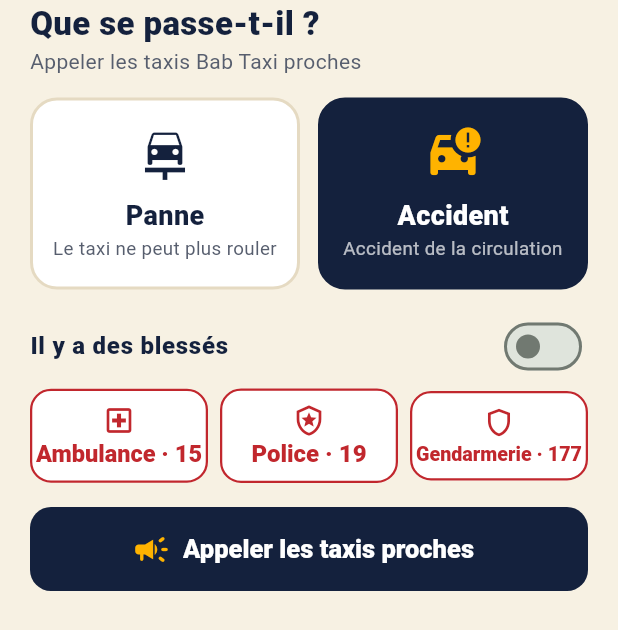
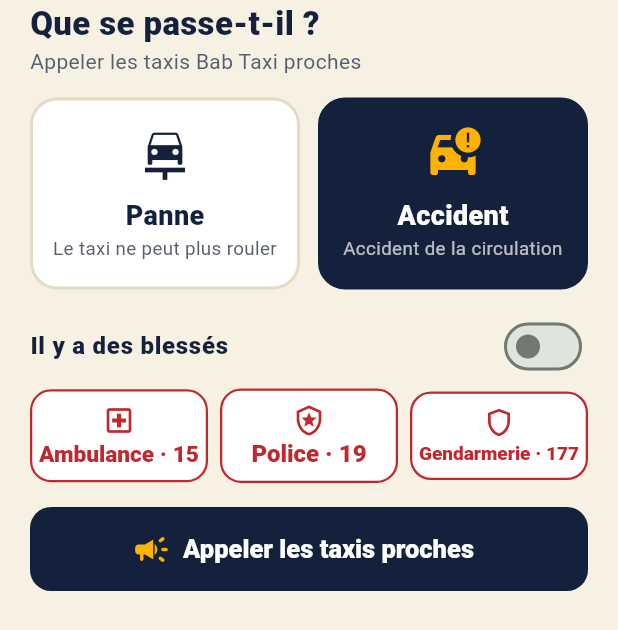
Before and after one commit to Patoch87/taxi-maroc, a Flutter app: the _HelpSheet widget shown alone on an empty page, opened directly with empty values, after a tap on "Accident", on a phone screen of 412 x 824 dp. Shown: the top 630 px of the screen. Run offline on Flutter 3.47's test engine with Material 3 defaults, Android fonts, the phone set to English and light mode, and no system bars; our stand-ins replace audioplayers, camera, flutter_local_notifications, flutter_map, flutter_tts, geolocator and 8 more; missing offline and left inert: google_maps_flutter_android, google_maps_flutter_platform_interface; accounts and stored records are empty; network calls fail.

Commit message:
Panne ou accident : démo robuste sans itinéraire, bouton « Pas possible » lisible
Co-Authored-By: Claude Opus 5.5 <noreply@anthropic.com>
Claude-Session: https://claude.ai/code/session_01BGGWrKKoMgFCrk6qW6RYqU

```diff
--- a/mobile/lib/widgets/roadside_help.dart
+++ b/mobile/lib/widgets/roadside_help.dart
@@ -82,16 +82,20 @@ class _HelpSheetState extends State<_HelpSheet> {
         child: OutlinedButton(
           key: ValueKey('call-$number'),
           style: OutlinedButton.styleFrom(
+            backgroundColor: Colors.white,
             foregroundColor: AppColors.taxiRed,
             side: const BorderSide(color: AppColors.taxiRed, width: 1.5),
-            padding: const EdgeInsets.symmetric(vertical: 10, horizontal: 4),
+            padding: const EdgeInsets.symmetric(vertical: 10, horizontal: 2),
             minimumSize: const Size(0, 56),
           ),
           onPressed: () => _call(number),
           child: Column(mainAxisSize: MainAxisSize.min, children: [
             Icon(icon, size: 22),
             const SizedBox(height: 2),
-            FittedBox(child: Text(s.t(key), style: const TextStyle(fontWeight: FontWeight.w800))),
+            Padding(
+              padding: const EdgeInsets.symmetric(horizontal: 4),
+              child: FittedBox(child: Text(s.t(key), style: const TextStyle(fontWeight: FontWeight.w800))),
+            ),
           ]),
         ),
       );
@@ -353,6 +357,7 @@ class HelpAlertCard extends StatelessWidget {
               child: OutlinedButton(
                 key: const ValueKey('helpDismiss'),
                 style: OutlinedButton.styleFrom(
+                    backgroundColor: Colors.transparent,
                     foregroundColor: Colors.white70,
                     side: const BorderSide(color: Colors.white24),
                     minimumSize: const Size(0, 50)),
```
Also changed, not shown: mobile/lib/screens/driver_home.dart (+10 -8 lines).
